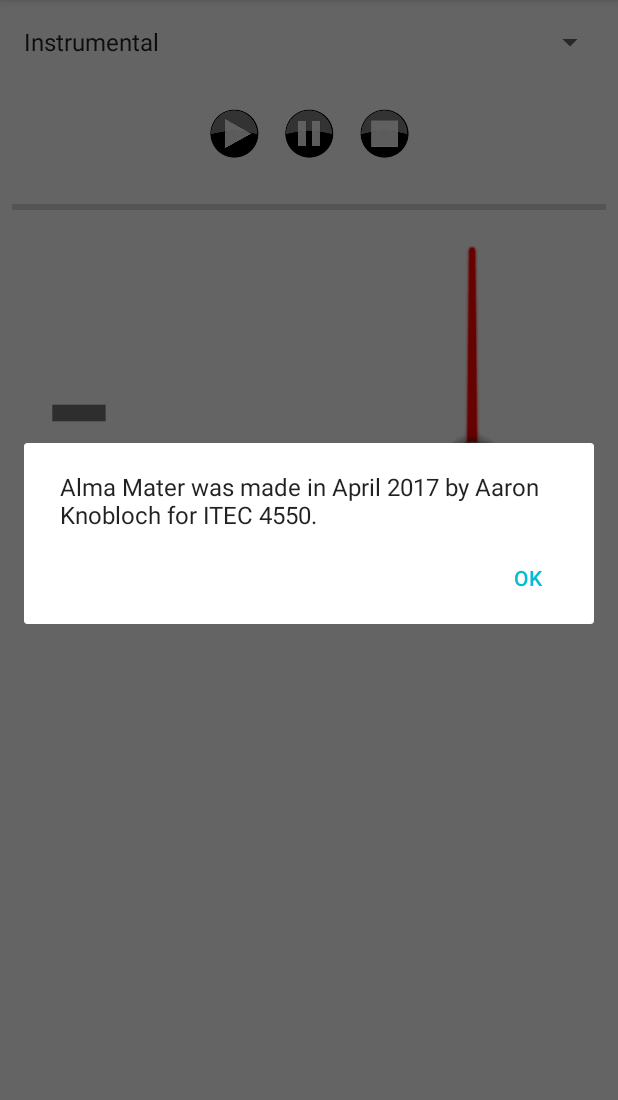
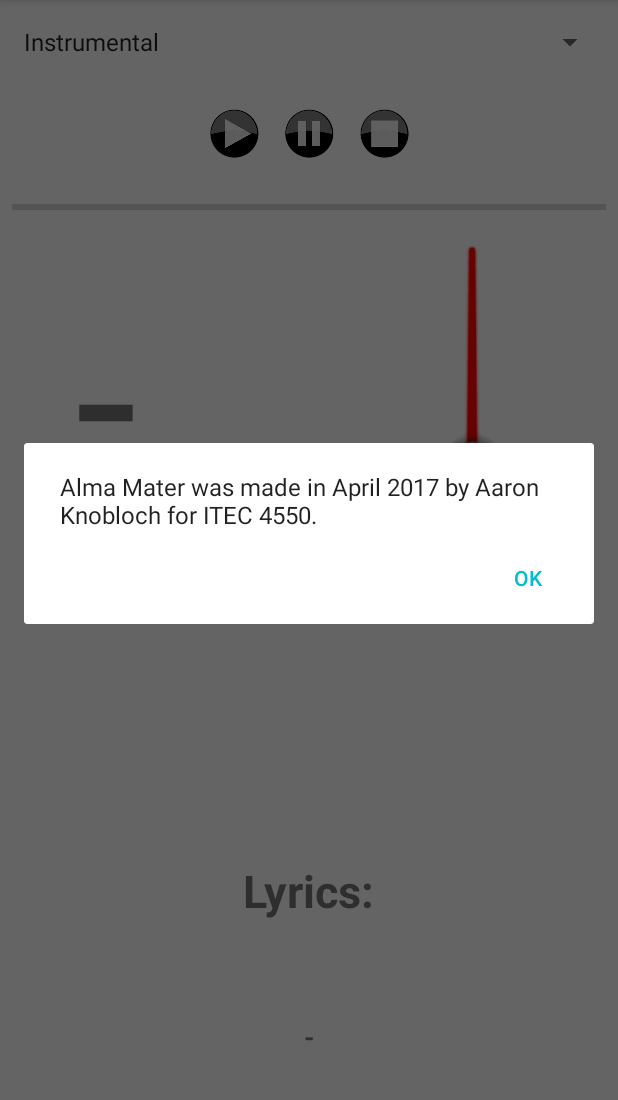
Before and after one commit to aknobloch/Alma-Mater-Native, an Android app: the screen it shows after launch (MainActivity), in the options menu, after a tap on "About", on a phone screen of 412 x 824 dp, the part 84-1184 px from its top. Run offline under Robolectric (Android 15) with nearby library versions, the phone set to English and light mode, and no system bars; 1 statement that could not run was skipped.

Commit message:
Layout done

```diff
--- a/app/src/main/AndroidManifest.xml
+++ b/app/src/main/AndroidManifest.xml
@@ -1,6 +1,8 @@
 <?xml version="1.0" encoding="utf-8"?>
 <manifest xmlns:android="http://schemas.android.com/apk/res/android"
           package="com.aarondevelops.alma_mater">
+
+    <uses-permission android:name="android.permission.RECORD_AUDIO" />
 
     <application
         android:allowBackup="true"
--- a/app/src/main/java/com/aarondevelops/alma_mater/MainActivity.java
+++ b/app/src/main/java/com/aarondevelops/alma_mater/MainActivity.java
@@ -72,8 +72,6 @@ public class MainActivity extends AppCompatActivity
                 PackageManager.PERMISSION_GRANTED;
     }
 
-
-
     @Override
     public boolean onCreateOptionsMenu(Menu menu)
     {
@@ -121,7 +119,7 @@ public class MainActivity extends AppCompatActivity
         float normalizedDegree = (float)
                 ((detectedNote.getNormalizedValue() * range) - 35);
 
-        ImageView needle = (ImageView) findViewById(R.id.imageView);
+        ImageView needle = (ImageView) findViewById(R.id.needle);
         needle.setPivotX(needle.getWidth() / 2);
         needle.setPivotY(needle.getHeight() - (needle.getHeight() / 10));
         needle.setRotation(normalizedDegree);
--- a/app/src/main/res/layout/content_main.xml
+++ b/app/src/main/res/layout/content_main.xml
@@ -86,12 +86,11 @@
         android:text="@string/default_base_note"
         android:textSize="150sp"
         tools:text="C"
-        android:layout_marginStart="32dp"
+        android:layout_marginStart="50dp"
         android:layout_marginEnd="8dp"
         app:layout_constraintTop_toBottomOf="@id/scrubBar"
         android:layout_marginTop="16dp"
-        app:layout_constraintLeft_toLeftOf="parent"
-        android:layout_marginLeft="50dp"/>
+        app:layout_constraintLeft_toLeftOf="parent"/>
 
     <TextView
         android:id="@+id/tvPitch"
@@ -112,17 +111,72 @@
         tools:text="4"/>
 
     <ImageView
-        android:id="@+id/imageView"
+        android:id="@+id/needle"
         android:layout_width="wrap_content"
         android:layout_height="175dp"
         android:layout_marginEnd="50dp"
         android:layout_marginStart="8dp"
         android:layout_marginTop="16dp"
         android:contentDescription="@string/needle_desc"
-        app:srcCompat="@drawable/needle"
         android:scaleType="fitCenter"
         app:layout_constraintRight_toRightOf="parent"
         app:layout_constraintTop_toBottomOf="@id/scrubBar"
-        android:layout_marginRight="70dp"/>
+        app:srcCompat="@drawable/needle"/>
+
+    <TextView
+        android:id="@+id/lyricHeading"
+        android:layout_width="wrap_content"
+        android:layout_height="wrap_content"
+        android:layout_marginBottom="32dp"
+        android:layout_marginLeft="8dp"
+        android:layout_marginRight="8dp"
+        android:text="@string/lyrics"
+        android:textSize="30sp"
+        android:textStyle="bold"
+        app:layout_constraintBottom_toTopOf="@+id/pastLyric"
+        app:layout_constraintLeft_toLeftOf="parent"
+        app:layout_constraintRight_toRightOf="parent"/>
+
+    <TextView
+        android:id="@+id/pastLyric"
+        android:layout_width="wrap_content"
+        android:layout_height="wrap_content"
+        android:layout_marginBottom="8dp"
+        android:layout_marginLeft="8dp"
+        android:layout_marginRight="8dp"
+        android:textSize="18sp"
+        app:layout_constraintBottom_toTopOf="@+id/currentLyric"
+        app:layout_constraintLeft_toLeftOf="parent"
+        app:layout_constraintRight_toRightOf="parent"
+        tools:text="Lyrics Will Go Here"/>
+
+    <TextView
+        android:id="@+id/currentLyric"
+        android:layout_width="wrap_content"
+        android:layout_height="wrap_content"
+        android:layout_marginBottom="8dp"
+        android:layout_marginLeft="8dp"
+        android:layout_marginRight="8dp"
+        android:text="-"
+        android:textSize="18sp"
+        android:textStyle="bold"
+        app:layout_constraintBottom_toTopOf="@+id/nextLyric"
+        app:layout_constraintLeft_toLeftOf="parent"
+        app:layout_constraintRight_toRightOf="parent"
+        tools:text="Lyrics Will Go Here"/>
+
+    <TextView
+        android:id="@+id/nextLyric"
+        android:layout_width="wrap_content"
+        android:layout_height="wrap_content"
+        android:layout_marginBottom="32dp"
+        android:layout_marginLeft="8dp"
+        android:layout_marginRight="8dp"
+        android:textSize="18sp"
+        app:layout_constraintBottom_toBottomOf="parent"
+        app:layout_constraintHorizontal_bias="0.501"
+        app:layout_constraintLeft_toLeftOf="parent"
+        app:layout_constraintRight_toRightOf="parent"
+        tools:text="Lyrics Will Go Here"/>
 
 </android.support.constraint.ConstraintLayout>
--- a/app/src/main/res/layout/note_recognizer_layout.xml
+++ /dev/null
@@ -1,13 +0,0 @@
-<?xml version="1.0" encoding="utf-8"?>
-
-<android.support.constraint.ConstraintLayout
-    xmlns:android="http://schemas.android.com/apk/res/android"
-    xmlns:app="http://schemas.android.com/apk/res-auto"
-    xmlns:tools="http://schemas.android.com/tools"
-    android:layout_width="match_parent"
-    android:layout_height="wrap_content"
-    tools:context="com.aarondevelops.alma_mater.MainActivity"
-    tools:showIn="@layout/activity_main">
-
-
-</android.support.constraint.ConstraintLayout>
--- a/app/src/main/res/values/strings.xml
+++ b/app/src/main/res/values/strings.xml
@@ -8,4 +8,5 @@
     <string name="stop_button">Stop Button</string>
     <string name="default_base_note">-</string>
     <string name="needle_desc">Tone Needle</string>
+    <string name="lyrics">Lyrics: </string>
 </resources>
```
